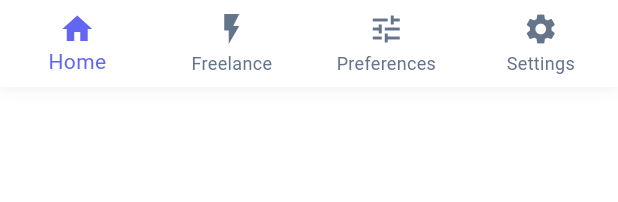
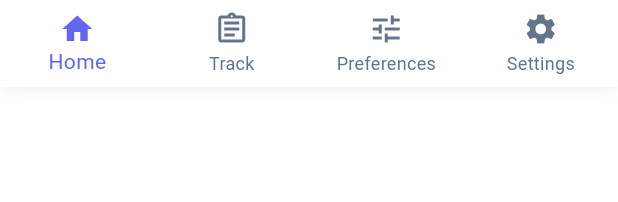
Before and after one commit to arnav-khandelwal/jobr, a Flutter app: the BottomNavBar widget shown alone on an empty page, opened directly with empty values, on a phone screen of 412 x 824 dp. Shown: the top 202 px of the screen. Run offline on Flutter 3.47's test engine with Material 3 defaults, Android fonts, the phone set to English and light mode, and no system bars; our stand-ins replace shared_preferences; accounts and stored records are empty; network calls fail.

Commit message:
corrected routing and added track jobs

```diff
--- a/lib/main.dart
+++ b/lib/main.dart
@@ -2,6 +2,8 @@ import 'package:flutter/material.dart';
 import 'package:provider/provider.dart';
 import 'package:swipe_app/providers/theme_provider.dart';
 import 'package:swipe_app/screens/home_screen.dart';
+import 'package:swipe_app/screens/login_screen.dart';
+import 'package:swipe_app/screens/welcome_screen.dart';
 
 void main() {
   runApp(
@@ -27,7 +29,7 @@ class MyApp extends StatelessWidget {
             visualDensity: VisualDensity.adaptivePlatformDensity,
             scaffoldBackgroundColor: themeProvider.backgroundColor,
           ),
-          home: const HomeScreen(),
+          home: const WelcomeScreen(),
         );
       },
     );
--- a/lib/widgets/bottom_navbar.dart
+++ b/lib/widgets/bottom_navbar.dart
@@ -51,8 +51,8 @@ class BottomNavBar extends StatelessWidget {
         items: const [
           BottomNavigationBarItem(icon: Icon(Icons.home), label: 'Home'),
           BottomNavigationBarItem(
-            icon: Icon(Icons.flash_on),
-            label: 'Freelance',
+            icon: Icon(Icons.assignment_outlined), // Shows a clipboard with checkmarks
+            label: 'Track',
           ),
           BottomNavigationBarItem(
             icon: Icon(Icons.tune),
```
Also changed, not shown: lib/screens/login_screen.dart (+4 -8 lines), 3 other files.
